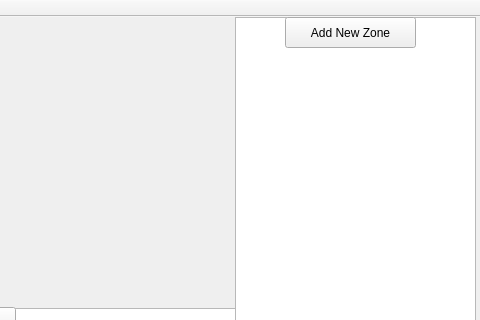
Above: mainwindow.ui from ms337/yoloV3RaspberryPi before the change; both pictures show x 345 to 825 and y 0 to 320 of the 825 by 480 pixel window. Below: the same form after it.
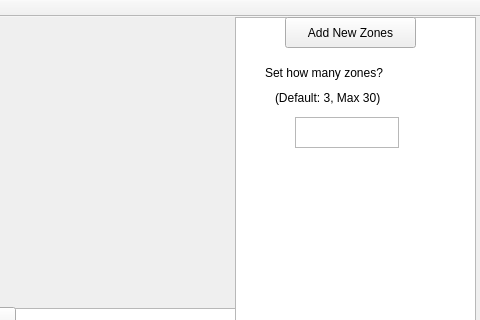
That is the form after the change.

Commit message: Done zones and camera feed

```diff
--- a/mainwindow.ui
+++ b/mainwindow.ui
@@ -57,7 +57,7 @@
      </rect>
     </property>
     <property name="text">
-     <string>Add New Zone</string>
+     <string>Add New Zones</string>
     </property>
    </widget>
    <widget class="QPushButton" name="pushButton2">
@@ -96,6 +96,42 @@
      </property>
     </widget>
    </widget>
+   <widget class="QTextEdit" name="textEdit">
+    <property name="geometry">
+     <rect>
+      <x>640</x>
+      <y>100</y>
+      <width>104</width>
+      <height>31</height>
+     </rect>
+    </property>
+   </widget>
+   <widget class="QLabel" name="label_2">
+    <property name="geometry">
+     <rect>
+      <x>610</x>
+      <y>40</y>
+      <width>171</width>
+      <height>31</height>
+     </rect>
+    </property>
+    <property name="text">
+     <string>Set how many zones?</string>
+    </property>
+   </widget>
+   <widget class="QLabel" name="label_3">
+    <property name="geometry">
+     <rect>
+      <x>620</x>
+      <y>70</y>
+      <width>151</width>
+      <height>21</height>
+     </rect>
+    </property>
+    <property name="text">
+     <string>(Default: 3, Max 30)</string>
+    </property>
+   </widget>
   </widget>
   <widget class="QMenuBar" name="menuBar">
    <property name="geometry">
```
The commit also changes 4 other files.
